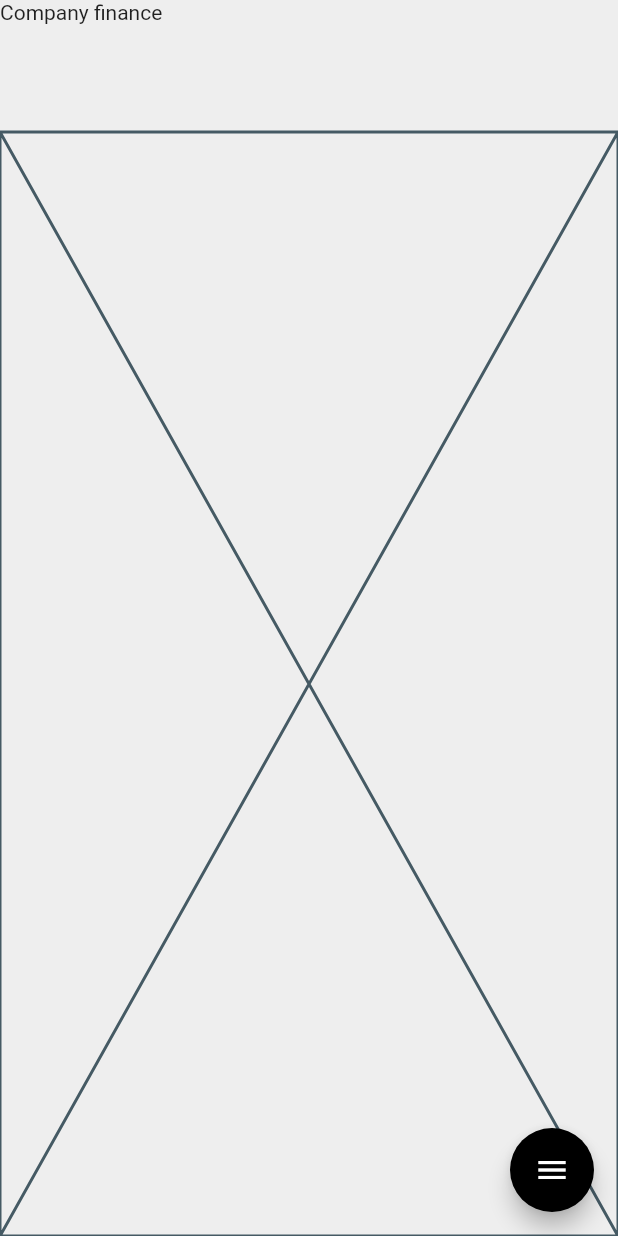
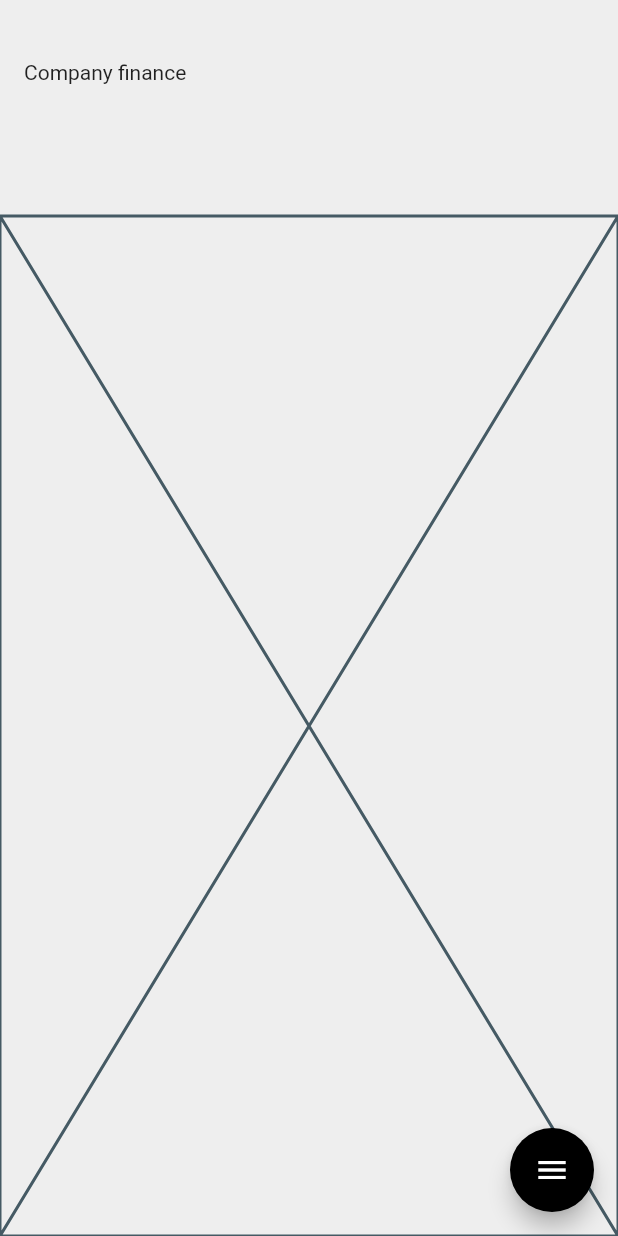
Before and after one commit to JAICHANGPARK/flutter_notebook_19th_story, a Flutter app: the screen it shows after launch, on a phone screen of 412 x 824 dp. Run offline on Flutter 3.47's test engine with Material 2 defaults, Android fonts, the phone set to English and light mode, and no system bars; our stand-ins replace cached_network_image, countup, fl_chart, flutter_riverpod, freezed_annotation, smooth_page_indicator and 1 more.

Commit message:
Update biz_main_page.dart

```diff
--- a/lib/ep1136_business_assistance_app/src/ui/biz_main_page.dart
+++ b/lib/ep1136_business_assistance_app/src/ui/biz_main_page.dart
@@ -19,13 +19,21 @@ class _BizMainPageState extends State<BizMainPage> {
         foregroundColor: Colors.white,
       ),
       body: SafeArea(
-        child: Column(
-          crossAxisAlignment: CrossAxisAlignment.start,
-          children: [
-            Text("Company finance"),
-            SizedBox(height: 72,),
-            Expanded(child: Placeholder()),
-          ],
+        child: Padding(
+          padding: const EdgeInsets.only(top: 24),
+          child: Column(
+            crossAxisAlignment: CrossAxisAlignment.start,
+            children: [
+              Padding(
+                padding: const EdgeInsets.all(16.0),
+                child: Text("Company finance"),
+              ),
+              SizedBox(
+                height: 72,
+              ),
+              Expanded(child: Placeholder()),
+            ],
+          ),
         ),
       ),
     );
```
